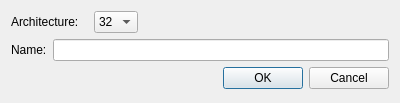
This is newbottle.ui in sr-tream/WineBottle as Qt 5 draws it before an edit. The edited form follows.
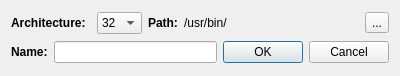
This is the edited form.

Commit message: Now you can select personal wine path for all bottles

The edit to the form file:
```diff
--- a/newbottle.ui
+++ b/newbottle.ui
@@ -7,22 +7,43 @@
     <x>0</x>
     <y>0</y>
     <width>400</width>
-    <height>103</height>
+    <height>76</height>
    </rect>
   </property>
   <property name="windowTitle">
    <string>New bottle</string>
   </property>
   <layout class="QGridLayout" name="gridLayout">
-   <item row="0" column="0" colspan="2">
+   <item row="0" column="0">
+    <layout class="QHBoxLayout" name="horizontalLayout_3">
+     <item>
     <widget class="QLabel" name="label">
+       <property name="maximumSize">
+        <size>
+         <width>85</width>
+         <height>16777215</height>
+        </size>
+       </property>
+       <property name="font">
+        <font>
+         <weight>75</weight>
+         <italic>false</italic>
+         <bold>true</bold>
+        </font>
+       </property>
      <property name="text">
       <string>Architecture:</string>
      </property>
     </widget>
    </item>
-   <item row="0" column="2">
+     <item>
     <widget class="QComboBox" name="arch">
+       <property name="maximumSize">
+        <size>
+         <width>45</width>
+         <height>16777215</height>
+        </size>
+       </property>
      <item>
       <property name="text">
        <string>32</string>
@@ -35,34 +56,86 @@
      </item>
     </widget>
    </item>
-   <item row="0" column="3">
-    <spacer name="horizontalSpacer">
-     <property name="orientation">
-      <enum>Qt::Horizontal</enum>
-     </property>
-     <property name="sizeType">
-      <enum>QSizePolicy::Maximum</enum>
-     </property>
-     <property name="sizeHint" stdset="0">
+    </layout>
+   </item>
+   <item row="0" column="1">
+    <layout class="QHBoxLayout" name="horizontalLayout">
+     <item>
+      <widget class="QLabel" name="label_3">
+       <property name="maximumSize">
+        <size>
+         <width>35</width>
+         <height>16777215</height>
+        </size>
+       </property>
+       <property name="font">
+        <font>
+         <weight>75</weight>
+         <bold>true</bold>
+        </font>
+       </property>
+       <property name="text">
+        <string>Path:</string>
+       </property>
+      </widget>
+     </item>
+     <item>
+      <widget class="QLabel" name="path">
+       <property name="minimumSize">
       <size>
-       <width>245</width>
-       <height>20</height>
-      </size>
-     </property>
-    </spacer>
-   </item>
-   <item row="1" column="0">
+         <width>175</width>
+         <height>0</height>
+        </size>
+       </property>
+       <property name="font">
+        <font>
+         <weight>50</weight>
+         <bold>false</bold>
+        </font>
+       </property>
+       <property name="text">
+        <string>/usr/bin/</string>
+       </property>
+       <property name="textFormat">
+        <enum>Qt::PlainText</enum>
+       </property>
+      </widget>
+     </item>
+     <item>
+      <widget class="QToolButton" name="toolButton">
+       <property name="text">
+        <string>...</string>
+       </property>
+      </widget>
+     </item>
+    </layout>
+   </item>
+   <item row="1" column="0" colspan="2">
+    <layout class="QHBoxLayout" name="horizontalLayout_2">
+     <item>
     <widget class="QLabel" name="label_2">
+       <property name="font">
+        <font>
+         <weight>75</weight>
+         <bold>true</bold>
+        </font>
+       </property>
      <property name="text">
       <string>Name:</string>
      </property>
     </widget>
    </item>
-   <item row="1" column="1" colspan="3">
+     <item>
     <widget class="QLineEdit" name="name"/>
    </item>
-   <item row="2" column="0" colspan="4">
+     <item>
     <widget class="QDialogButtonBox" name="buttonBox">
+       <property name="maximumSize">
+        <size>
+         <width>220</width>
+         <height>16777215</height>
+        </size>
+       </property>
      <property name="orientation">
       <enum>Qt::Horizontal</enum>
      </property>
@@ -70,6 +143,8 @@
       <set>QDialogButtonBox::Cancel|QDialogButtonBox::Ok</set>
      </property>
     </widget>
+     </item>
+    </layout>
    </item>
   </layout>
  </widget>
```
Lines whose indentation alone changed are shown as unchanged. The commit also changes 5 other files.
